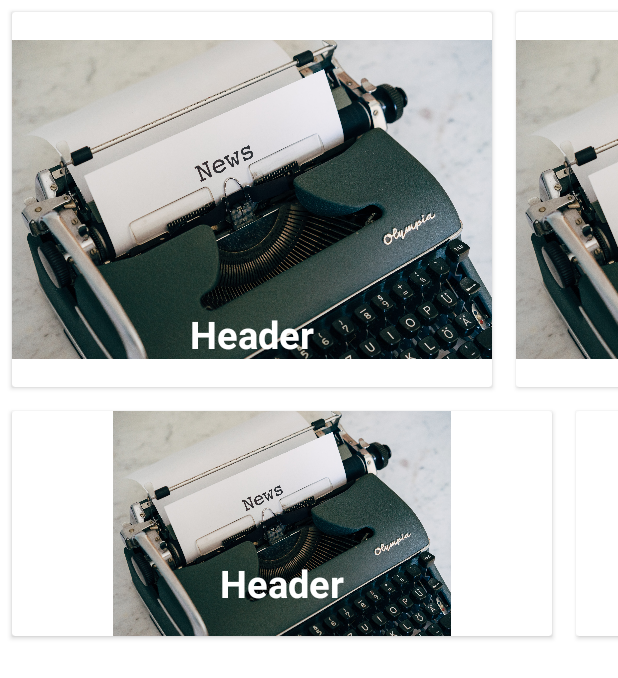
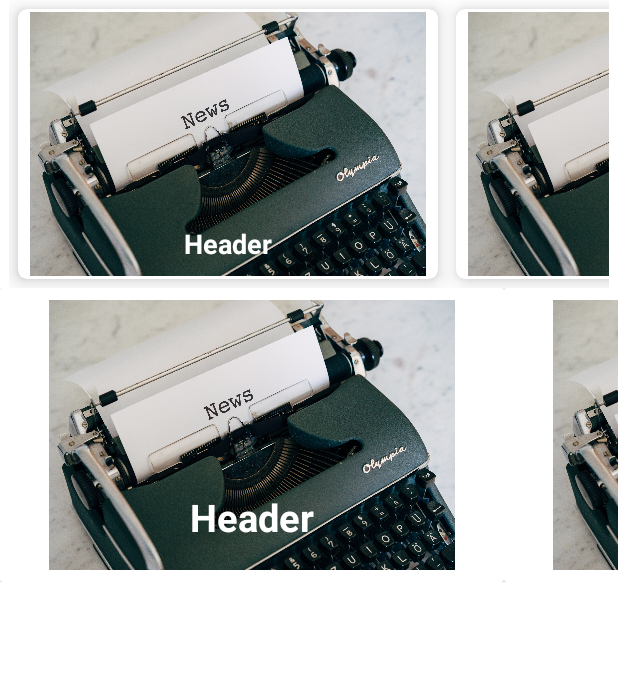
Before and after one commit to Arifur05/NewsApp, an Android app: the layout fragment_world.xml on its own in the app's theme, with its tools: preview values and no code run, on a phone screen of 412 x 824 dp. Shown: the top 678 px of the screen. Run offline under Robolectric (Android 15) with nearby library versions, the phone set to English and light mode, and no system bars.

Commit message:
24 jan update

```diff
--- a/app/build.gradle
+++ b/app/build.gradle
@@ -54,5 +54,9 @@ dependencies {
     implementation "com.squareup.retrofit2:retrofit:$retrofitVersion"
     implementation "com.squareup.retrofit2:converter-gson:$retrofitVersion"
 
+    //glide
+    implementation 'com.github.bumptech.glide:glide:4.11.0'
+    annotationProcessor 'com.github.bumptech.glide:compiler:4.11.0'
+
     implementation 'com.squareup.okhttp3:okhttp:3.14.9'
 }
--- a/app/src/main/AndroidManifest.xml
+++ b/app/src/main/AndroidManifest.xml
@@ -1,6 +1,7 @@
 <?xml version="1.0" encoding="utf-8"?>
 <manifest xmlns:android="http://schemas.android.com/apk/res/android"
     package="com.arifur.newsapp">
+    <uses-permission android:name="android.permission.INTERNET"/>
 
     <application
         android:allowBackup="true"
--- a/app/src/main/java/com/arifur/newsapp/repository/NewsDataRepository.java
+++ b/app/src/main/java/com/arifur/newsapp/repository/NewsDataRepository.java
@@ -34,4 +34,8 @@ public class NewsDataRepository {
         return mApiClient.getArticles();
     }
 
+    public void getAllNews(String sources){
+        mApiClient.getWorldNewsApi(sources);
+
+    }
 }
--- a/app/src/main/java/com/arifur/newsapp/requests/ServiceGenerator.java
+++ b/app/src/main/java/com/arifur/newsapp/requests/ServiceGenerator.java
@@ -39,8 +39,8 @@ public class ServiceGenerator {
             .client(client)
             .addConverterFactory(GsonConverterFactory.create());
     private static Retrofit sRetrofit=retrofitBuilder.build();
-    private NewsApi mNewsApi= sRetrofit.create(NewsApi.class);
-    private NewsApi getNewsApi(){
+    private static NewsApi mNewsApi= sRetrofit.create(NewsApi.class);
+    public static NewsApi getNewsApi(){
         return mNewsApi;
     }
 }
--- a/app/src/main/java/com/arifur/newsapp/requests/response/NewsResponse.java
+++ b/app/src/main/java/com/arifur/newsapp/requests/response/NewsResponse.java
@@ -3,6 +3,8 @@ package com.arifur.newsapp.requests.response;
 import com.arifur.newsapp.model.Article;
 import com.google.gson.annotations.Expose;
 import com.google.gson.annotations.SerializedName;
+
+import java.util.List;
 
 /**
  * @author : Arif
@@ -22,7 +24,7 @@ public class NewsResponse {
 
     @SerializedName("articles")
     @Expose
-    private Article article;
+    private List<Article> article;
 
     public String getStatus() {
         return status;
@@ -32,7 +34,7 @@ public class NewsResponse {
         return totalResults;
     }
 
-    public Article getArticle() {
+    public List<Article> getArticle() {
         return article;
     }
 
--- a/app/src/main/java/com/arifur/newsapp/util/Constants.java
+++ b/app/src/main/java/com/arifur/newsapp/util/Constants.java
@@ -10,11 +10,11 @@ package com.arifur.newsapp.util;
 public class Constants {
 
     public static final String BASE_URL = "https://newsapi.org/v2/";
-    public static final String API_KEY = "777e85d1704c4208b87adb6b9ccc6cf1";
+    public static final String API_KEY = "Your Api Key";
 
     public static final int CONNECTION_TIMEOUT = 10; // 10 seconds
-    public static final int READ_TIMEOUT = 2; // 2 seconds
-    public static final int WRITE_TIMEOUT = 2; // 2 seconds
+    public static final int READ_TIMEOUT = 10; // 2 seconds
+    public static final int WRITE_TIMEOUT = 10; // 2 seconds
 
     public static final int NEWS_REFRESH_TIME = 60 * 60 * 24 * 30; // 30 days (in seconds)
 }
--- a/app/src/main/java/com/arifur/newsapp/viewmodels/WorldNewsViewModel.java
+++ b/app/src/main/java/com/arifur/newsapp/viewmodels/WorldNewsViewModel.java
@@ -21,7 +21,7 @@ public class WorldNewsViewModel extends ViewModel {
 
 
     private NewsDataRepository mNewsDataRepository;
-    private NewsApiClient mNewsApiClient;
+    //private NewsApiClient mNewsApiClient;
 
     public WorldNewsViewModel() {
         mNewsDataRepository = NewsDataRepository.getInstance();
@@ -31,4 +31,8 @@ public class WorldNewsViewModel extends ViewModel {
     public LiveData<List<Article>> getWorldNewsArticle(){
         return mNewsDataRepository.getArticles();
     }
+    public void getAllNews(String sources){
+        mNewsDataRepository.getAllNews(sources);
+
+    }
 }
--- a/app/src/main/res/layout/card_example1.xml
+++ b/app/src/main/res/layout/card_example1.xml
@@ -1,27 +1,37 @@
 <?xml version="1.0" encoding="utf-8"?>
-<androidx.cardview.widget.CardView
-    xmlns:android="http://schemas.android.com/apk/res/android" android:layout_width="320dp"
-    android:layout_height="250dp"
-    android:layout_margin="8dp">
+
+<androidx.cardview.widget.CardView xmlns:android="http://schemas.android.com/apk/res/android"
+    xmlns:app="http://schemas.android.com/apk/res-auto"
+    android:layout_width="280dp"
+    android:layout_height="180dp"
+    android:layout_margin="6dp"
+    app:cardBackgroundColor="@color/white"
+    app:cardCornerRadius="6dp"
+    app:cardElevation="8dp">
 
     <FrameLayout
         android:layout_width="wrap_content"
         android:layout_height="wrap_content">
-        <ImageView
+
+        <androidx.appcompat.widget.AppCompatImageView
+            android:id="@+id/article_image"
             android:layout_width="wrap_content"
             android:layout_height="wrap_content"
-            android:src="@drawable/markus"
-            />
+            android:padding="2dp"
+            android:src="@drawable/markus" />
+
         <TextView
+            android:id="@+id/article_title"
             android:layout_width="wrap_content"
             android:layout_height="wrap_content"
+            android:layout_gravity="center_horizontal|bottom"
+            android:layout_margin="8dp"
+            android:padding="3dp"
             android:text="Header"
-            android:textSize="25sp"
-            android:textStyle="bold"
+            android:textAlignment="center"
             android:textColor="@color/white"
-            android:layout_gravity="center_horizontal|bottom"
-            android:layout_marginBottom="16dp"
-            android:padding="2dp"/>
+            android:textColorHint="@color/purple_500"
+            android:textSize="18sp"
+            android:textStyle="bold" />
     </FrameLayout>
-
 </androidx.cardview.widget.CardView>
--- a/app/src/main/res/layout/card_example2.xml
+++ b/app/src/main/res/layout/card_example2.xml
@@ -1,27 +1,31 @@
 <?xml version="1.0" encoding="utf-8"?>
-<androidx.cardview.widget.CardView
-    xmlns:android="http://schemas.android.com/apk/res/android" android:layout_width="360dp"
-    android:layout_height="150dp"
-    android:layout_margin="8dp">
+<androidx.cardview.widget.CardView xmlns:android="http://schemas.android.com/apk/res/android"
+    android:layout_width="wrap_content"
+    android:layout_height="wrap_content"
+    >
 
     <FrameLayout
-        android:layout_width="wrap_content"
-        android:layout_height="wrap_content">
+        android:layout_width="320dp"
+        android:layout_height="180dp"
+        android:layout_margin="8dp">
+
         <ImageView
+            android:id="@+id/article_image"
+            android:layout_width="match_parent"
+            android:layout_height="match_parent"
+            android:src="@drawable/markus" />
+
+        <TextView
+            android:id="@+id/article_title"
             android:layout_width="wrap_content"
             android:layout_height="wrap_content"
-            android:src="@drawable/markus"
-            />
-        <TextView
-            android:layout_width="wrap_content"
-            android:layout_height="wrap_content"
-            android:text="Header"
-            android:textSize="25sp"
-            android:textStyle="bold"
-            android:textColor="@color/white"
             android:layout_gravity="center_horizontal|bottom"
             android:layout_marginBottom="16dp"
-            android:padding="2dp"/>
+            android:padding="2dp"
+            android:text="Header"
+            android:textColor="@color/white"
+            android:textSize="25sp"
+            android:textStyle="bold" />
     </FrameLayout>
 
 </androidx.cardview.widget.CardView>
--- a/app/src/main/res/layout/fragment_world.xml
+++ b/app/src/main/res/layout/fragment_world.xml
@@ -8,8 +8,8 @@
     <LinearLayout
         android:layout_width="match_parent"
         android:layout_height="wrap_content"
-        android:orientation="vertical">
-
+        android:orientation="vertical"
+        >
 
 
         <androidx.recyclerview.widget.RecyclerView
@@ -19,7 +19,8 @@
             tools:listitem="@layout/card_example1"
             android:orientation="horizontal"
             app:layoutManager="androidx.recyclerview.widget.LinearLayoutManager"
-            android:layout_centerVertical="true"
+            android:layout_marginRight="6dp"
+            android:layout_marginLeft="6dp"
             />
 
         <androidx.recyclerview.widget.RecyclerView
```
Also changed, not shown: app/src/main/java/com/arifur/newsapp/adapters/OnNewsListener.java (added, +12 -0 lines), app/src/main/java/com/arifur/newsapp/adapters/WorldNewsRecyclerAdapter.java (added, +78 -0 lines), app/src/main/java/com/arifur/newsapp/adapters/WorldNewsViewHolder.java (added, +34 -0 lines), app/src/main/java/com/arifur/newsapp/requests/NewsApi.java (+4 -3 lines), app/src/main/java/com/arifur/newsapp/requests/NewsApiClient.java (+64 -15 lines), app/src/main/java/com/arifur/newsapp/views/WorldFragment.java (+75 -4 lines).
